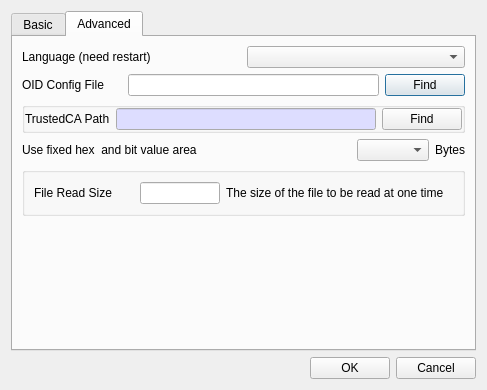
Before: the Qt Designer form BerEditor/settings_dlg.ui in jykim74/BerEditor, drawn with Qt 5.
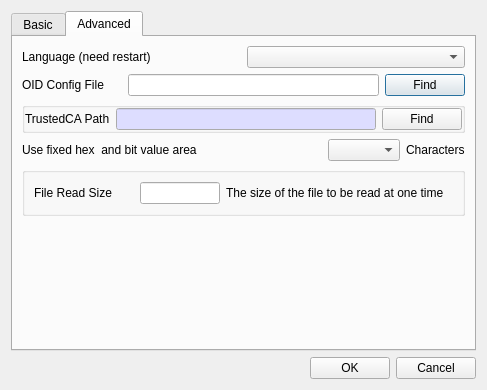
After: the same form once the commit is applied.

Commit message: UI 개선

What changed in the file:
```diff
--- a/BerEditor/settings_dlg.ui
+++ b/BerEditor/settings_dlg.ui
@@ -382,7 +382,7 @@
          <item row="0" column="3">
           <widget class="QLabel" name="label_10">
            <property name="text">
-            <string>Bytes</string>
+            <string>Characters</string>
            </property>
           </widget>
          </item>
```
